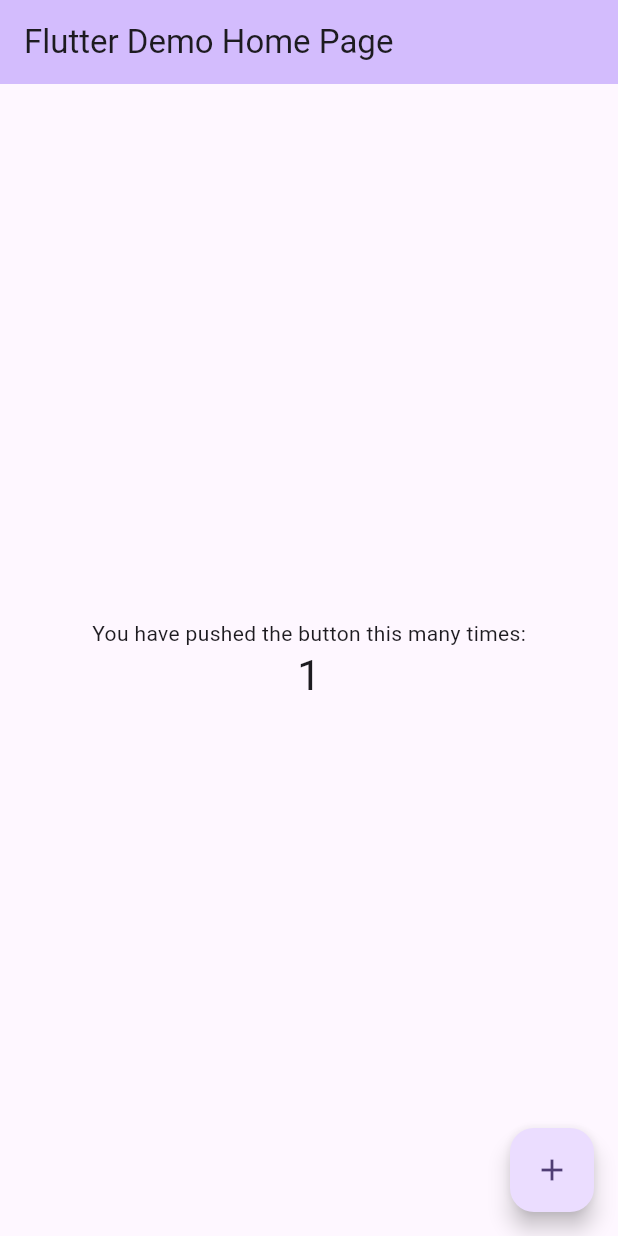
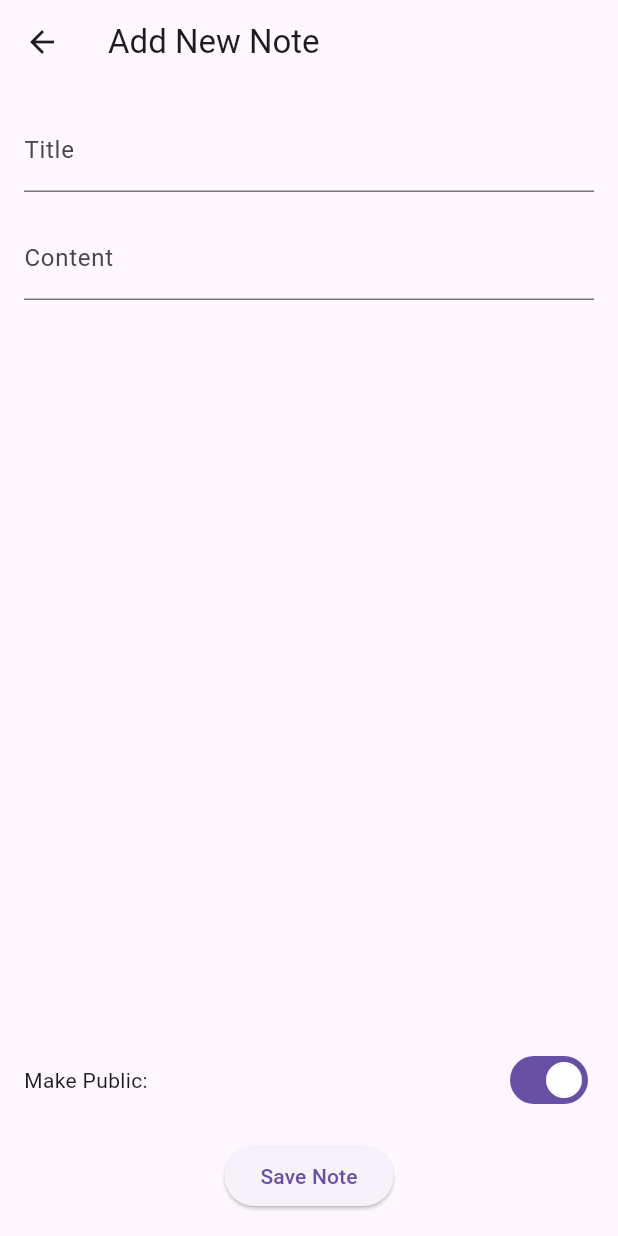
Before and after one commit to AfroDemo/my_paint, a Flutter app: the screen it shows after launch, after a tap on the "add" icon, on a phone screen of 412 x 824 dp. Run offline on Flutter 3.47's test engine with Material 3 defaults, Android fonts, the phone set to English and light mode, and no system bars; our stand-ins replace sqflite; accounts and stored records are empty.

Commit message:
Implements basic note-taking UI
Sets up the basic UI for the note-taking application.

Introduces a home screen with a sync button and a message indicating no notes exist.
Adds a floating action button to navigate to the "Add Note" screen.

Creates the "Add Note" screen with fields for title and content,
a privacy switch, and a save button.

Updates the main application to use the home screen as the entry point.

```diff
--- a/lib/main.dart
+++ b/lib/main.dart
@@ -1,4 +1,5 @@
 import 'package:flutter/material.dart';
+import 'package:my_paint/screens/home_screen.dart';
 
 void main() {
   runApp(const MyApp());
@@ -7,116 +8,12 @@ void main() {
 class MyApp extends StatelessWidget {
   const MyApp({super.key});
 
-  // This widget is the root of your application.
   @override
   Widget build(BuildContext context) {
     return MaterialApp(
-      title: 'Flutter Demo',
-      theme: ThemeData(
-        // This is the theme of your application.
-        //
-        // TRY THIS: Try running your application with "flutter run". You'll see
-        // the application has a purple toolbar. Then, without quitting the app,
-        // try changing the seedColor in the colorScheme below to Colors.green
-        // and then invoke "hot reload" (save your changes or press the "hot
-        // reload" button in a Flutter-supported IDE, or press "r" if you used
-        // the command line to start the app).
-        //
-        // Notice that the counter didn't reset back to zero; the application
-        // state is not lost during the reload. To reset the state, use hot
-        // restart instead.
-        //
-        // This works for code too, not just values: Most code changes can be
-        // tested with just a hot reload.
-        colorScheme: ColorScheme.fromSeed(seedColor: Colors.deepPurple),
-      ),
-      home: const MyHomePage(title: 'Flutter Demo Home Page'),
+      title: 'My Paint',
+      theme: ThemeData(primarySwatch: Colors.teal),
+      home: const HomeScreen(),
     );
   }
 }
-
-class MyHomePage extends StatefulWidget {
-  const MyHomePage({super.key, required this.title});
-
-  // This widget is the home page of your application. It is stateful, meaning
-  // that it has a State object (defined below) that contains fields that affect
-  // how it looks.
-
-  // This class is the configuration for the state. It holds the values (in this
-  // case the title) provided by the parent (in this case the App widget) and
-  // used by the build method of the State. Fields in a Widget subclass are
-  // always marked "final".
-
-  final String title;
-
-  @override
-  State<MyHomePage> createState() => _MyHomePageState();
-}
-
-class _MyHomePageState extends State<MyHomePage> {
-  int _counter = 0;
-
-  void _incrementCounter() {
-    setState(() {
-      // This call to setState tells the Flutter framework that something has
-      // changed in this State, which causes it to rerun the build method below
-      // so that the display can reflect the updated values. If we changed
-      // _counter without calling setState(), then the build method would not be
-      // called again, and so nothing would appear to happen.
-      _counter++;
-    });
-  }
-
-  @override
-  Widget build(BuildContext context) {
-    // This method is rerun every time setState is called, for instance as done
-    // by the _incrementCounter method above.
-    //
-    // The Flutter framework has been optimized to make rerunning build methods
-    // fast, so that you can just rebuild anything that needs updating rather
-    // than having to individually change instances of widgets.
-    return Scaffold(
-      appBar: AppBar(
-        // TRY THIS: Try changing the color here to a specific color (to
-        // Colors.amber, perhaps?) and trigger a hot reload to see the AppBar
-        // change color while the other colors stay the same.
-        backgroundColor: Theme.of(context).colorScheme.inversePrimary,
-        // Here we take the value from the MyHomePage object that was created by
-        // the App.build method, and use it to set our appbar title.
-        title: Text(widget.title),
-      ),
-      body: Center(
-        // Center is a layout widget. It takes a single child and positions it
-        // in the middle of the parent.
-        child: Column(
-          // Column is also a layout widget. It takes a list of children and
-          // arranges them vertically. By default, it sizes itself to fit its
-          // children horizontally, and tries to be as tall as its parent.
-          //
-          // Column has various properties to control how it sizes itself and
-          // how it positions its children. Here we use mainAxisAlignment to
-          // center the children vertically; the main axis here is the vertical
-          // axis because Columns are vertical (the cross axis would be
-          // horizontal).
-          //
-          // TRY THIS: Invoke "debug painting" (choose the "Toggle Debug Paint"
-          // action in the IDE, or press "p" in the console), to see the
-          // wireframe for each widget.
-          mainAxisAlignment: MainAxisAlignment.center,
-          children: <Widget>[
-            const Text('You have pushed the button this many times:'),
-            Text(
-              '$_counter',
-              style: Theme.of(context).textTheme.headlineMedium,
-            ),
-          ],
-        ),
-      ),
-      floatingActionButton: FloatingActionButton(
-        onPressed: _incrementCounter,
-        tooltip: 'Increment',
-        child: const Icon(Icons.add),
-      ), // This trailing comma makes auto-formatting nicer for build methods.
-    );
-  }
-}
--- a/lib/screens/add_note_screen.dart
+++ b/lib/screens/add_note_screen.dart
@@ -0,0 +1,90 @@
+import 'package:flutter/material.dart';
+import 'package:flutter/widgets.dart';
+import 'package:my_paint/models/note.dart';
+
+class AddNoteScreen extends StatefulWidget {
+  const AddNoteScreen({super.key});
+
+  @override
+  State<AddNoteScreen> createState() => _AddNoteScreenState();
+}
+
+class _AddNoteScreenState extends State<AddNoteScreen> {
+  final _titleController = TextEditingController();
+  final _contentController = TextEditingController();
+  bool _isPublic = true;
+
+  @override
+  void dispose() {
+    _titleController.dispose();
+    _contentController.dispose();
+    super.dispose();
+  }
+
+  void _saveNote() async {
+    if (_titleController.text.isEmpty || _contentController.text.isEmpty) {
+      ScaffoldMessenger.of(context).showSnackBar(
+        const SnackBar(content: Text('Title and content cannot be empty')),
+      );
+      return;
+    }
+
+    final now = DateTime.now().toIso8601String();
+    final note = Note(
+      title: _titleController.text,
+      content: _contentController.text,
+      privacyStatus: _isPublic ? 'public' : 'private',
+      createdAt: now,
+      updatedAt: now,
+      syncStatus: 'pending_create',
+    );
+    Navigator.pop(context);
+  }
+
+  @override
+  Widget build(BuildContext context) {
+    return Scaffold(
+      appBar: AppBar(title: const Text('Add New Note')),
+      body: Padding(
+        padding: const EdgeInsets.all(16.0),
+        child: Column(
+          children: [
+            TextField(
+              controller: _titleController,
+              decoration: const InputDecoration(labelText: 'Title'),
+            ),
+            const SizedBox(height: 16),
+            Expanded(
+              child: TextField(
+                controller: _contentController,
+                decoration: const InputDecoration(labelText: 'Content'),
+                keyboardType: TextInputType.multiline,
+                maxLines: null,
+              ),
+            ),
+            const SizedBox(height: 16),
+            Row(
+              mainAxisAlignment: MainAxisAlignment.spaceBetween,
+              children: [
+                const Text('Make Public:'),
+                Switch(
+                  value: _isPublic,
+                  onChanged: (bool value) {
+                    setState(() {
+                      _isPublic = value;
+                    });
+                  },
+                ),
+              ],
+            ),
+            const SizedBox(height: 16),
+            ElevatedButton(
+              onPressed: _saveNote,
+              child: const Text('Save Note'),
+            ),
+          ],
+        ),
+      ),
+    );
+  }
+}
--- a/lib/screens/home_screen.dart
+++ b/lib/screens/home_screen.dart
@@ -0,0 +1,45 @@
+import 'package:flutter/material.dart';
+import 'package:my_paint/screens/add_note_screen.dart';
+
+class HomeScreen extends StatefulWidget {
+  const HomeScreen({super.key});
+
+  @override
+  State<HomeScreen> createState() => _HomeScreenState();
+}
+
+class _HomeScreenState extends State<HomeScreen> {
+  @override
+  Widget build(BuildContext context) {
+    return Scaffold(
+      appBar: AppBar(
+        title: const Text('My Paint'),
+        actions: [
+          IconButton(
+            onPressed: () => {
+              ScaffoldMessenger.of(context).showSnackBar(
+                const SnackBar(content: Text('Sync button pressed')),
+              ),
+            },
+            icon: const Icon(Icons.sync),
+          ),
+        ],
+      ),
+      body: Center(
+        child: Column(
+          mainAxisAlignment: MainAxisAlignment.center,
+          children: <Widget>[const Text('No notes yet. Add one!')],
+        ),
+      ),
+      floatingActionButton: FloatingActionButton(
+        onPressed: () => {
+          Navigator.push(
+            context,
+            MaterialPageRoute(builder: (context) => const AddNoteScreen()),
+          ),
+        },
+        child: const Icon(Icons.add),
+      ),
+    );
+  }
+}
--- a/lib/services/database_helper.dart
+++ b/lib/services/database_helper.dart
@@ -55,4 +55,10 @@ $columnSyncStatus TEXT NOT NULL
     Database db = await instance.database;
     return await db.insert(table, row);
   }
+
+  Future<List<Map<String, dynamic>>> queryAllRows() async {
+    Database db = await instance.database;
+
+    return await db.query(table);
+  }
 }
```
